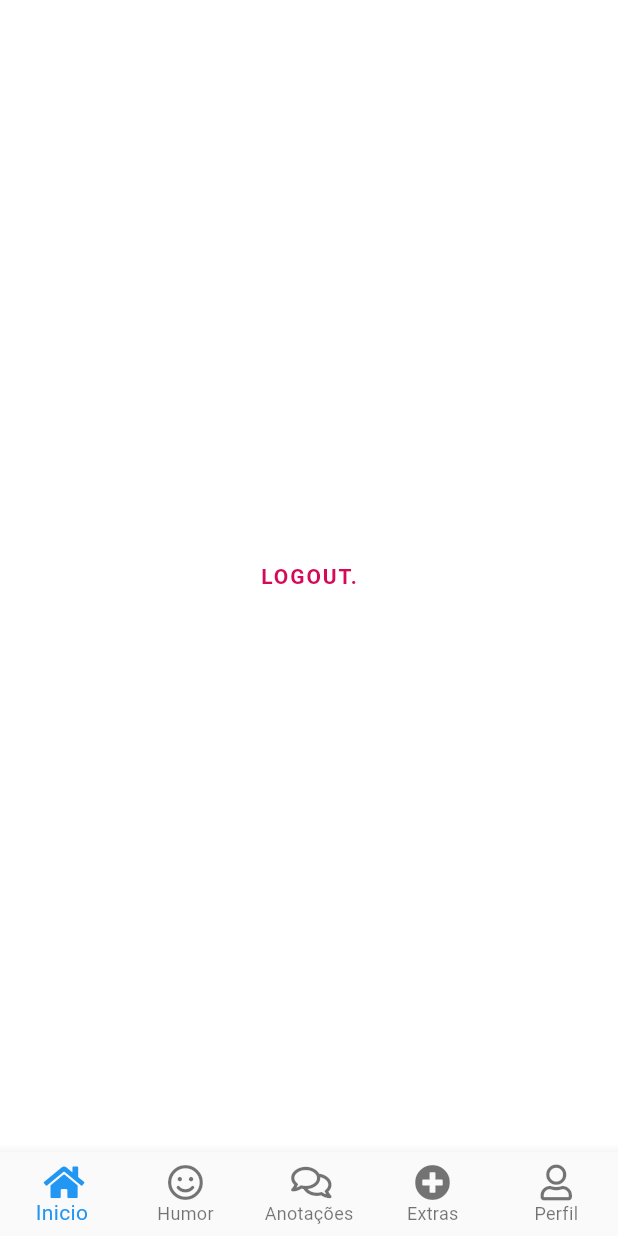
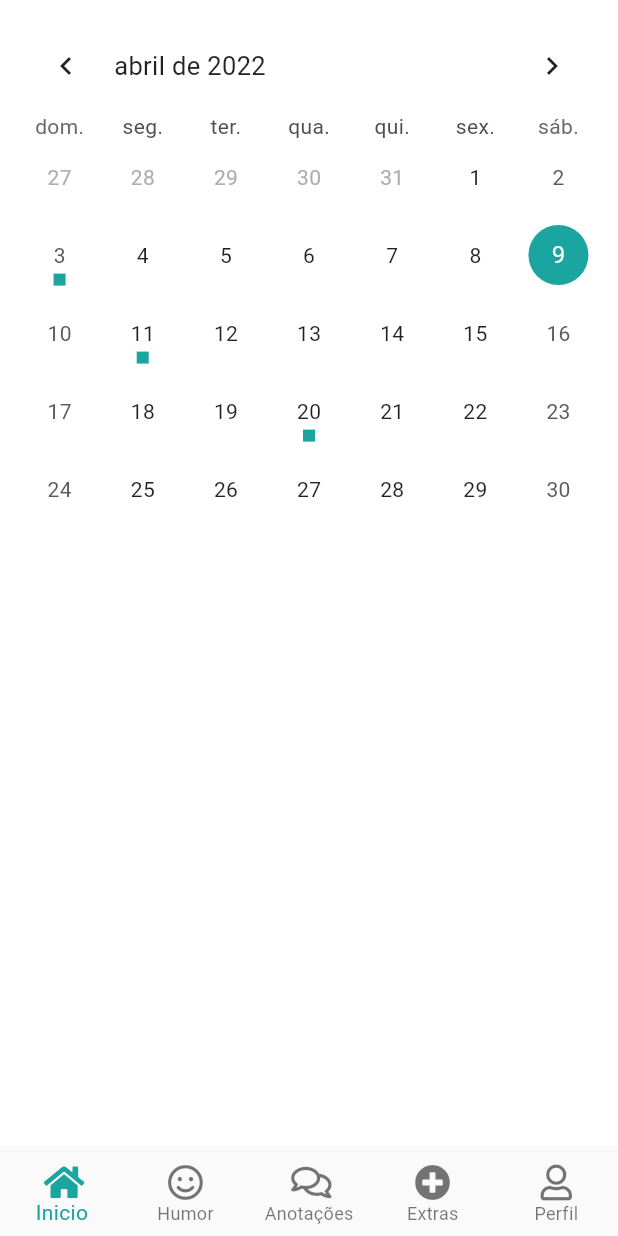
Before and after one commit to Elias-Dias-De-Araujo/Psychology_app, a Flutter app: the screen it shows after launch, after a tap on "LOGIN", on a phone screen of 412 x 824 dp. Run offline on Flutter 3.47's test engine with Material 2 defaults, Android fonts, the phone set to English and light mode, and no system bars; drawn by our look-alikes of table_calendar; our stand-ins replace cloud_firestore, firebase_auth, firebase_core, flutter_svg, font_awesome_flutter, google_fonts; missing offline and left inert: indexed; accounts and stored records are empty.

Commit message:
:construction: Desenvolvendo tela inicial

```diff
--- a/mobile/lib/components/background_auth.dart
+++ b/mobile/lib/components/background_auth.dart
@@ -5,7 +5,11 @@ import 'package:mobile/constants.dart';
 class BgAuth extends StatelessWidget {
   final bool isWelcome;
   final Widget child;
-  BgAuth({Key? key, required this.isWelcome, required this.child,}) : super(key: key);
+  BgAuth({
+    Key? key,
+    required this.isWelcome,
+    required this.child,
+  }) : super(key: key);
   final List<double?> index1 = [20, 20], index2 = [0, 0], index3 = [0, 0];
 
   @override
@@ -17,7 +21,7 @@ class BgAuth extends StatelessWidget {
       child: Stack(alignment: Alignment.center, children: [
         Indexer(
           children: [
-            if(!isWelcome)
+            if (!isWelcome)
               Indexed(
                 index: 2,
                 child: Positioned(
@@ -26,7 +30,7 @@ class BgAuth extends StatelessWidget {
                     child: IconButton(
                       icon: const Icon(
                         Icons.arrow_back_ios,
-                      color: secondaryColorHsl53,
+                        color: secondary500,
                       ),
                       onPressed: () {
                         Navigator.of(context).pop();
--- a/mobile/lib/config/app_config.dart
+++ b/mobile/lib/config/app_config.dart
@@ -1,10 +1,14 @@
 import 'package:firebase_core/firebase_core.dart';
 import 'package:flutter/material.dart';
+import 'package:intl/date_symbol_data_local.dart';
+import 'package:intl/intl.dart';
 import 'firebase_options.dart';
 
 initializeConfiguration() async {
+  //Set language ptbr
+  initializeDateFormatting();
+
   WidgetsFlutterBinding.ensureInitialized();
-
   //Firebase
   await Firebase.initializeApp(
     options: DefaultFirebaseOptions.currentPlatform,
--- a/mobile/lib/providers/auth_provider.dart
+++ b/mobile/lib/providers/auth_provider.dart
@@ -51,6 +51,9 @@ class AuthProvider extends ChangeNotifier {
       } else if (e.code == 'not-registered') {
         throw AuthException(
             'Para utilizar nosso sistema, é necessário estar pré-registrado por um de nossos psicólogos');
+      } else {
+        String? a = e.message;
+        throw AuthException('Erro desconhecido : $a');
       }
     }
   }
--- a/mobile/lib/views/home_page.dart
+++ b/mobile/lib/views/home_page.dart
@@ -2,6 +2,7 @@ import 'package:flutter/material.dart';
 import 'package:font_awesome_flutter/font_awesome_flutter.dart';
 import 'package:mobile/constants.dart';
 import 'package:mobile/providers/auth_provider.dart';
+import 'package:mobile/views/pages/start_page.dart';
 import 'package:provider/provider.dart';
 
 class HomePage extends StatefulWidget {
@@ -43,16 +44,17 @@ class _HomePageState extends State<HomePage> {
         controller: pc,
         children: [
           //As views vem aqui
+          const StartPage(),
           TextButton(
             onPressed: () => logout(),
-            child: const Text('LOGOUT.',
-                style: TextStyle(fontWeight: FontWeight.bold, color: secondaryColorHsl43)),
+            child: const Text('LOGOUT.', style: TextStyle(fontWeight: FontWeight.bold, color: secondary400)),
           ),
         ],
         onPageChanged: setPaginaAtual,
       ),
       bottomNavigationBar: BottomNavigationBar(
         currentIndex: paginaAtual,
+        selectedItemColor: primary400,
         type: BottomNavigationBarType.fixed,
         items: const [
           BottomNavigationBarItem(icon: Icon(FontAwesomeIcons.home), label: 'Inicio'),
--- a/mobile/lib/views/main_view.dart
+++ b/mobile/lib/views/main_view.dart
@@ -21,8 +21,8 @@ class _MainViewState extends State<MainView> {
         //body: views[index],
         bottomNavigationBar: NavigationBarTheme(
       data: NavigationBarThemeData(
-          backgroundColor: navigationBarColor,
-          indicatorColor: primaryColorHsl57,
+          backgroundColor: const Color(0xf6f6f6ff),
+          indicatorColor: primary400,
           labelTextStyle: MaterialStateProperty.all(
             Theme.of(context).textTheme.bodyText2,
           )),
@@ -30,7 +30,7 @@ class _MainViewState extends State<MainView> {
         labelBehavior: NavigationDestinationLabelBehavior.onlyShowSelected,
         height: 60,
         selectedIndex: index,
-        animationDuration: Duration(seconds: 1),
+        animationDuration: const Duration(seconds: 1),
         onDestinationSelected: (index) => setState(() => this.index = index),
         destinations: const [
           NavigationDestination(
--- /dev/null
+++ b/mobile/lib/views/pages/start_page.dart
@@ -0,0 +1,46 @@
+import 'package:flutter/material.dart';
+import 'package:table_calendar/table_calendar.dart';
+
+class StartPage extends StatefulWidget {
+  const StartPage({Key? key}) : super(key: key);
+
+  @override
+  State<StartPage> createState() => _StartPageState();
+}
+
+class _StartPageState extends State<StartPage> {
+  @override
+  Widget build(BuildContext context) {
+    return Padding(
+      padding: const EdgeInsets.all(12.0),
+      child: TableCalendar(
+          locale: 'pt_BR',
+          headerStyle: const HeaderStyle(formatButtonVisible: false),
+          calendarStyle: const CalendarStyle(
+            markerDecoration: BoxDecoration(
+              color: Color.fromRGBO(26, 165, 160, 1),
+              shape: BoxShape.rectangle,
+            ),
+            todayDecoration: BoxDecoration(
+              color: Color.fromRGBO(26, 165, 160, 1),
+              shape: BoxShape.circle,
+            ),
+          ),
+          firstDay: DateTime.utc(2010, 10, 16),
+          lastDay: DateTime.utc(2030, 3, 14),
+          focusedDay: DateTime.now(),
+          eventLoader: (day) {
+            return _getEventsForDay(day);
+          }),
+    );
+  }
+
+  List<String> _getEventsForDay(DateTime day) {
+    final Map<DateTime, List<String>> a = {
+      DateTime.utc(2022, 4, 3): ["Consulta"],
+      DateTime.utc(2022, 4, 11): ["Consulta"],
+      DateTime.utc(2022, 4, 20): ["Consulta"]
+    };
+    return a[day] ?? [];
+  }
+}
--- a/mobile/lib/views/welcome_page.dart
+++ b/mobile/lib/views/welcome_page.dart
@@ -22,7 +22,7 @@ class WelcomePage extends StatelessWidget {
             children: [
               const Text(
                 'Bem Vindo(a)',
-                style: TextStyle(fontSize: 36, color: primaryColorHsl37, fontWeight: FontWeight.bold),
+                style: TextStyle(fontSize: 36, color: primary400, fontWeight: FontWeight.bold),
               ),
               Padding(
                 padding: const EdgeInsets.all(8.0),
@@ -36,7 +36,7 @@ class WelcomePage extends StatelessWidget {
                 press: () {
                   Navigator.of(context).pushNamed(AppRoutes.auth, arguments: isLogin);
                 },
-                color: primaryColorHsl37,
+                color: primary400,
                 textColor: Colors.white,
               ),
               RoundedButton(
@@ -44,8 +44,8 @@ class WelcomePage extends StatelessWidget {
                 press: () {
                   Navigator.of(context).pushNamed(AppRoutes.auth, arguments: !isLogin);
                 },
-                color: primaryColorLight,
-                textColor: primaryColorHsl37,
+                color: primary500,
+                textColor: Colors.white,
               ),
             ],
           ),
--- a/mobile/pubspec.yaml
+++ b/mobile/pubspec.yaml
@@ -42,6 +42,8 @@ dependencies:
   get: ^4.6.1
   firebase_auth: ^3.3.9
   font_awesome_flutter: ^9.2.0
+  table_calendar: ^3.0.5
+  intl: ^0.17.0
 
 dev_dependencies:
   flutter_test:
```
Also changed, not shown: mobile/lib/components/input_field.dart (+5 -5 lines), mobile/lib/constants.dart (+13 -17 lines), mobile/lib/views/auth_page.dart (+9 -13 lines), mobile/pubspec.lock. Lines whose indentation alone changed are shown as unchanged.
